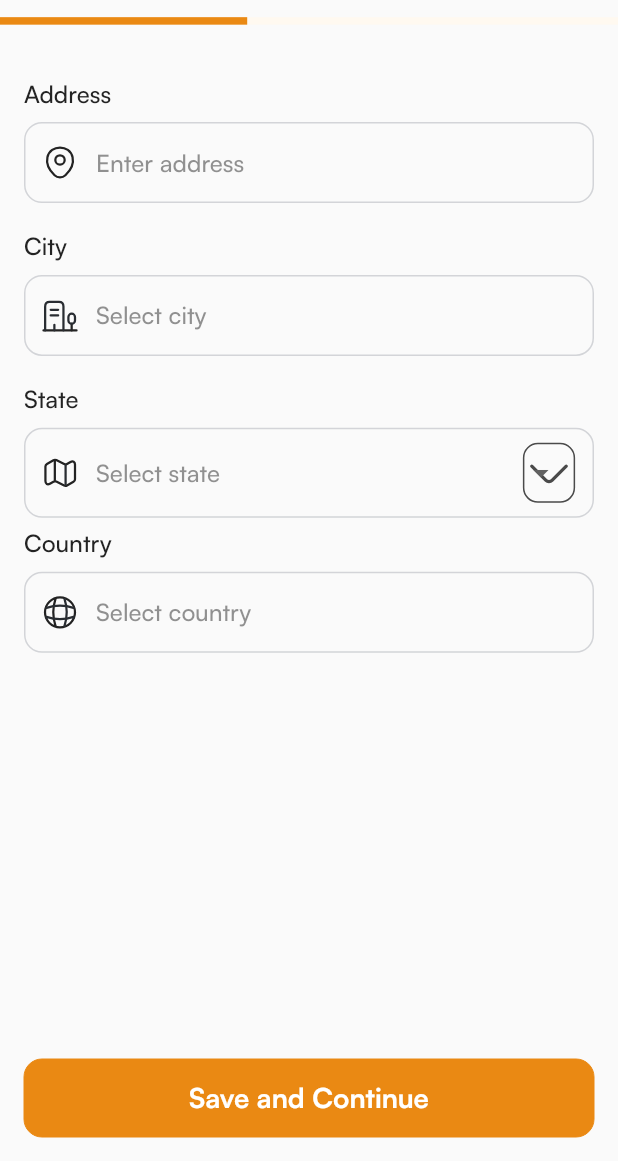
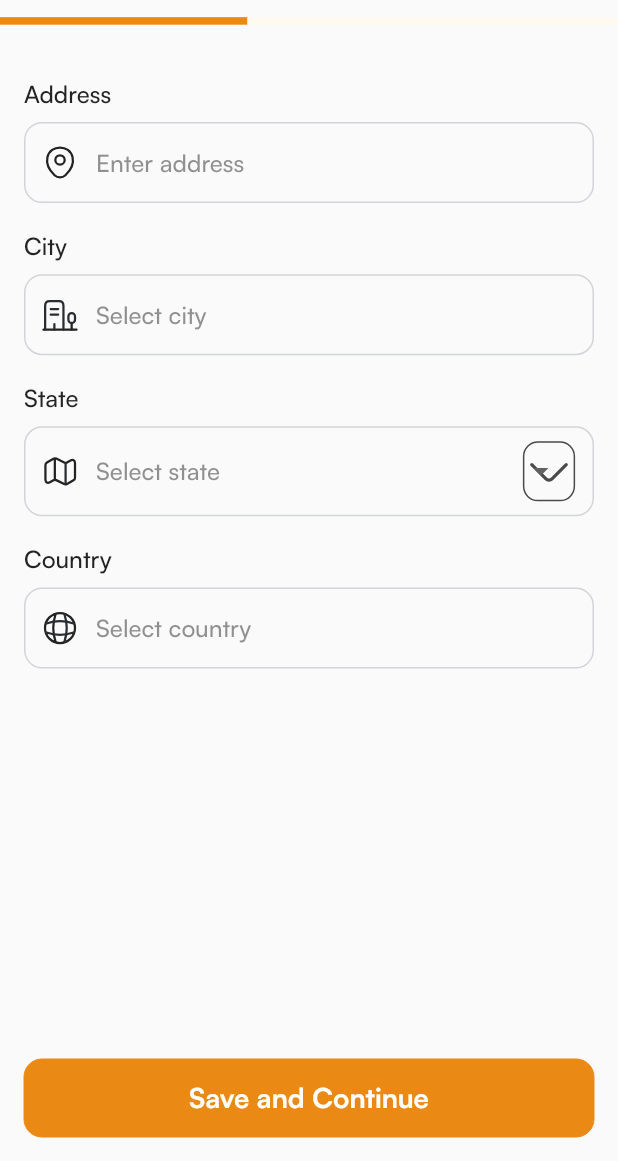
Before and after one commit to Naveen5309/Zrayo, a Flutter app: the AddAddressView screen opened by its route, on a phone screen of 412 x 824 dp, the part 75-1236 px from its top. Run offline on Flutter 3.47's test engine with Material 3 defaults, Android fonts, the phone set to English and light mode, and no system bars; our stand-ins replace bot_toast, cached_network_image, connectivity_plus, dio, equatable, flutter_riverpod and 6 more; accounts and stored records are empty.

Commit message:
set address screen

```diff
--- a/lib/feature/auth/presentation/views/add_address.dart
+++ b/lib/feature/auth/presentation/views/add_address.dart
@@ -55,6 +55,7 @@ class AddAddressView extends ConsumerWidget {
 
 Widget formsFieldsSection() {
   return Column(
+    spacing: 10.sp,
     children: [
       //EMAIL ADDRESS
       CustomTextField(
@@ -63,7 +64,7 @@ Widget formsFieldsSection() {
         controller: TextEditingController(),
         labelText: AppString.address,
       ),
-      10.verticalSpace,
+
       //PASSWORD
 
       Consumer(builder: (BuildContext context, WidgetRef ref, Widget? child) {
@@ -76,7 +77,6 @@ Widget formsFieldsSection() {
         );
       }),
       // Confirm PASSWORD
-      10.verticalSpace,
       Consumer(builder: (BuildContext context, WidgetRef ref, Widget? child) {
         // var isVisible = ref.watch(isConfirmPswdVisible);
         return CustomTextField(
```
